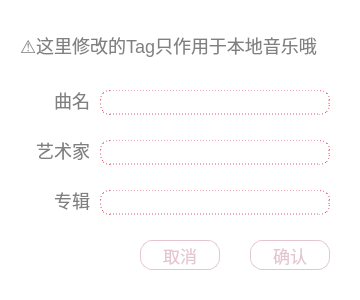
This is ui/changeTag.ui in MyEternalMoon/PyQt_mp3Player as Qt 5 draws it before an edit. The edited form follows.
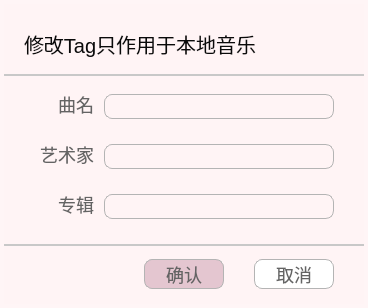
This is the edited form.

```diff
--- a/ui/changeTag.ui
+++ b/ui/changeTag.ui
@@ -6,35 +6,35 @@
    <rect>
     <x>0</x>
     <y>0</y>
-    <width>360</width>
-    <height>300</height>
+    <width>368</width>
+    <height>308</height>
    </rect>
   </property>
   <property name="windowTitle">
    <string>Form</string>
   </property>
   <property name="styleSheet">
-   <string notr="true">QWidget{background-color:white;border:none}
+   <string notr="true">QWidget{background-color:rgba(255, 244, 245, 240);;border:none}
 </string>
   </property>
   <widget class="QWidget" name="widget" native="true">
    <property name="geometry">
     <rect>
-     <x>0</x>
-     <y>0</y>
+     <x>4</x>
+     <y>4</y>
      <width>360</width>
      <height>300</height>
     </rect>
    </property>
    <property name="styleSheet">
-    <string notr="true">QWidget{border-radius:20px}
-QLineEdit{border-radius:10px;
-border-style:dashed;
+    <string notr="true">
+QLineEdit{border-radius:8px;
+border-style:solid;
 border-width:1px;
-border-color:#db5a6b;
+border-color:rgb(180,180,180);
 color:#db5a6b;
-font-size:16px}
-QLabel{color:#808080;font-family:&quot;微软雅黑 Light&quot;;
+font-size:17px}
+QLabel{color:rgb(100,100,100);font-family:&quot;微软雅黑 Light&quot;;
 font-size:18px
 }
 QPushButton{border-radius:12px;
@@ -42,11 +42,12 @@
 border-color:#e4c6d0;
 border-style:solid;
 background:white;
-color:#e4c6d0;
-font-size:17px;
+color:#db5a6b;
+font-size:18px;
 font-family:&quot;微软雅黑 Light&quot;
 }
-QPushButton:hover{color:#4b5cc4;
+QPushButton:hover{
+background:rgba(200,200,200,140);color:#4b5cc4;
 border-color:#4b5cc4;
 text-decoration:underline}</string>
    </property>
@@ -92,17 +93,25 @@
      <set>Qt::AlignRight|Qt::AlignTrailing|Qt::AlignVCenter</set>
     </property>
    </widget>
-   <widget class="QPushButton" name="pushButton">
+   <widget class="QPushButton" name="pushButton_2">
     <property name="geometry">
      <rect>
       <x>250</x>
-      <y>240</y>
+      <y>255</y>
       <width>80</width>
       <height>30</height>
      </rect>
     </property>
+    <property name="cursor">
+     <cursorShape>PointingHandCursor</cursorShape>
+    </property>
+    <property name="styleSheet">
+     <string notr="true">QPushButton:hover{color: rgb(249, 144, 111);background:rgb(250,250,250)}
+QPushButton{border:1px solid rgb(180,180,180);
+border-radius:8px;background-color:white;color:rgb(100,100,100)}</string>
+    </property>
     <property name="text">
-     <string>确认</string>
+     <string>取消</string>
     </property>
    </widget>
    <widget class="QLineEdit" name="aritist">
@@ -115,17 +124,24 @@
      </rect>
     </property>
    </widget>
-   <widget class="QPushButton" name="pushButton_2">
+   <widget class="QPushButton" name="pushButton">
     <property name="geometry">
      <rect>
       <x>140</x>
-      <y>240</y>
+      <y>255</y>
       <width>80</width>
       <height>30</height>
      </rect>
     </property>
+    <property name="cursor">
+     <cursorShape>PointingHandCursor</cursorShape>
+    </property>
+    <property name="styleSheet">
+     <string notr="true">QPushButton{background-color:rgb(228, 198, 208);;border:1px solid rgb(180,180,180);border-radius:8px;color:rgb(100,100,100)}
+QPushButton:hover{color: black;background-color:rgb(220, 190, 200)}</string>
+    </property>
     <property name="text">
-     <string>取消</string>
+     <string>确认</string>
     </property>
    </widget>
    <widget class="QLabel" name="label_2">
@@ -158,19 +174,85 @@
     <property name="geometry">
      <rect>
       <x>20</x>
-      <y>30</y>
+      <y>25</y>
       <width>320</width>
       <height>30</height>
      </rect>
     </property>
     <property name="styleSheet">
-     <string notr="true"/>
+     <string notr="true">font-size:20px;
+color:rgb(10,10,10)</string>
     </property>
     <property name="text">
-     <string>⚠️这里修改的Tag只作用于本地音乐哦</string>
+     <string>修改Tag只作用于本地音乐</string>
     </property>
    </widget>
+   <widget class="Line" name="line">
+    <property name="geometry">
+     <rect>
+      <x>0</x>
+      <y>240</y>
+      <width>360</width>
+      <height>2</height>
+     </rect>
+    </property>
+    <property name="styleSheet">
+     <string notr="true">background:rgb(200,200,200)</string>
+    </property>
+    <property name="orientation">
+     <enum>Qt::Horizontal</enum>
+    </property>
+   </widget>
+   <widget class="Line" name="line_2">
+    <property name="geometry">
+     <rect>
+      <x>0</x>
+      <y>70</y>
+      <width>360</width>
+      <height>2</height>
+     </rect>
+    </property>
+    <property name="styleSheet">
+     <string notr="true">background:rgb(200,200,200)</string>
+    </property>
+    <property name="orientation">
+     <enum>Qt::Horizontal</enum>
+    </property>
+   </widget>
   </widget>
+  <widget class="QFrame" name="frame">
+   <property name="geometry">
+    <rect>
+     <x>0</x>
+     <y>0</y>
+     <width>368</width>
+     <height>308</height>
+    </rect>
+   </property>
+   <property name="styleSheet">
+    <string notr="true">QFrame { 
+	
+                             background-color: transparent;
+                             border-top: 4px solid qlineargradient(y0:0, y1:1,
+                                stop: 0 rgb(180, 180, 180), stop: 1 transparent);
+	
+                              border-left: 4px solid qlineargradient(x0:0, x1:1,
+                                stop: 0 rgb(180, 180, 180), stop: 1 transparent);
+                             border-bottom: 4px solid qlineargradient(y0:0, y1:1,
+                                stop: 0 transparent, stop: 1 rgb(180, 180, 180));
+                             border-right: 4px solid qlineargradient(x0:0, x1:1,
+                               stop:  0 transparent, stop: 1 rgb(180, 180, 180));
+;}</string>
+   </property>
+   <property name="frameShape">
+    <enum>QFrame::StyledPanel</enum>
+   </property>
+   <property name="frameShadow">
+    <enum>QFrame::Raised</enum>
+   </property>
+  </widget>
+  <zorder>frame</zorder>
+  <zorder>widget</zorder>
  </widget>
  <tabstops>
   <tabstop>title</tabstop>
```
Left out of the diff: 2 changed lines with no effect on the pictures.
